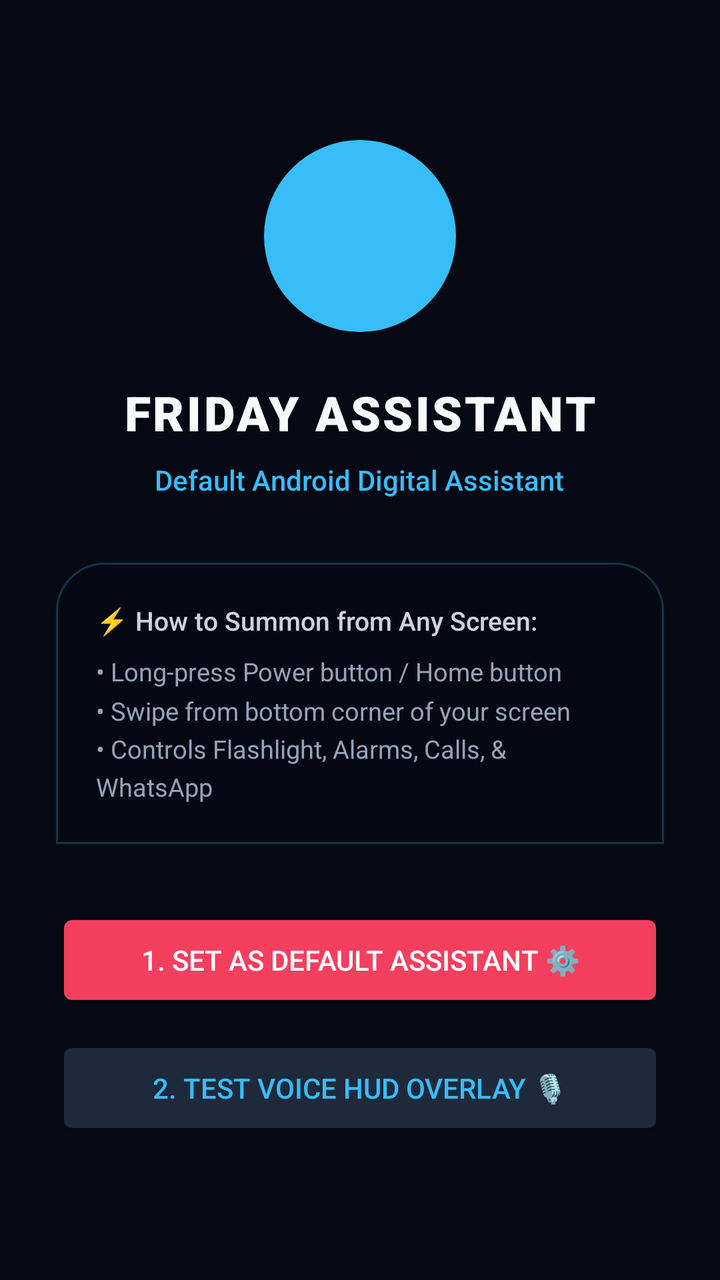
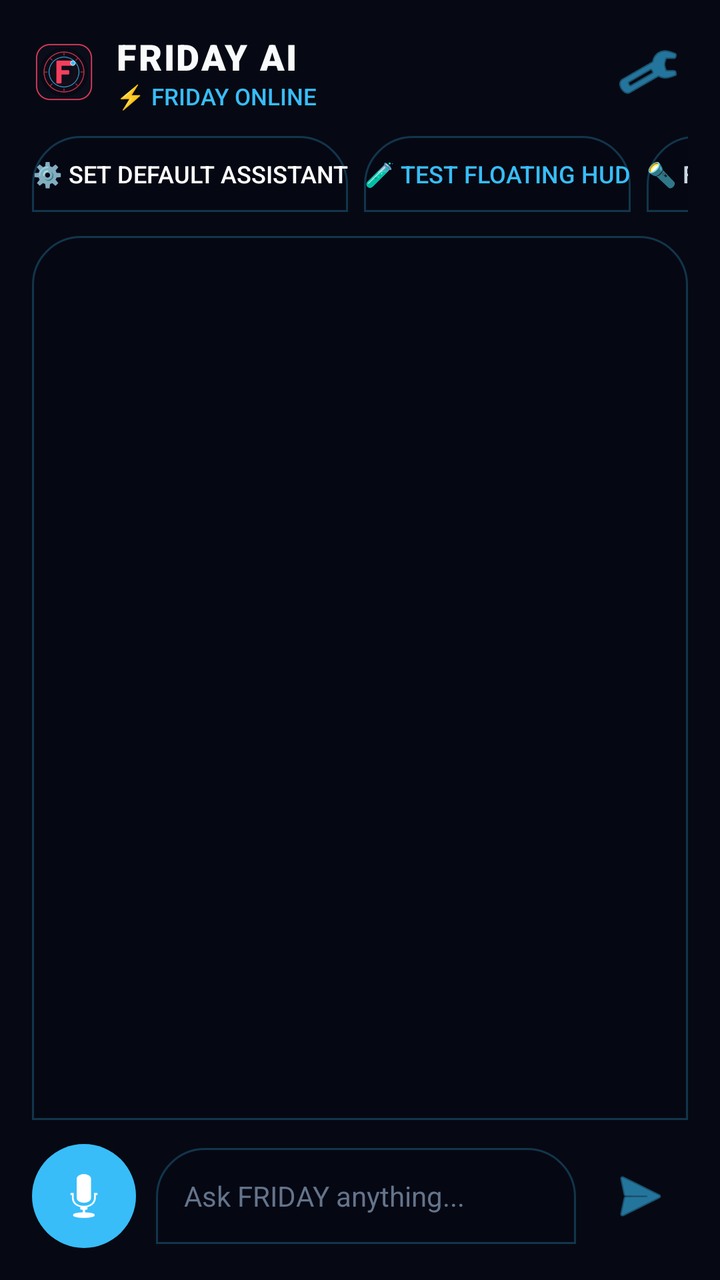

Compare the two renders of this Android layout. The source of the first and the diff that turns it into the second are given below.
<!-- AndroidManifest.xml: application theme android:Theme.DeviceDefault.NoActionBar -->
<!-- res/layout/activity_main.xml -->
<?xml version="1.0" encoding="utf-8"?>
<LinearLayout xmlns:android="http://schemas.android.com/apk/res/android"
    android:layout_width="match_parent"
    android:layout_height="match_parent"
    android:orientation="vertical"
    android:background="#060913"
    android:padding="28dp"
    android:gravity="center">

    
    <ImageView
        android:layout_width="96dp"
        android:layout_height="96dp"
        android:src="@drawable/shape_glowing_dot"
        android:layout_marginBottom="24dp" />

    
    <TextView
        android:layout_width="wrap_content"
        android:layout_height="wrap_content"
        android:text="FRIDAY ASSISTANT"
        android:textColor="#f8fafc"
        android:textSize="24sp"
        android:fontFamily="sans-serif-black"
        android:letterSpacing="0.05"
        android:layout_marginBottom="8dp" />

    <TextView
        android:id="@+id/tvAssistantStatus"
        android:layout_width="wrap_content"
        android:layout_height="wrap_content"
        android:text="Default Android Digital Assistant"
        android:textColor="#38bdf8"
        android:textSize="14sp"
        android:fontFamily="sans-serif-medium"
        android:layout_marginBottom="32dp" />

    
    <LinearLayout
        android:layout_width="match_parent"
        android:layout_height="wrap_content"
        android:orientation="vertical"
        android:background="@drawable/bg_assistant_sheet"
        android:padding="20dp"
        android:layout_marginBottom="32dp">

        <TextView
            android:layout_width="wrap_content"
            android:layout_height="wrap_content"
            android:text="⚡ How to Summon from Any Screen:"
            android:textColor="#cbd5e1"
            android:textSize="13sp"
            android:fontFamily="sans-serif-medium"
            android:layout_marginBottom="8dp" />

        <TextView
            android:layout_width="wrap_content"
            android:layout_height="wrap_content"
            android:text="• Long-press Power button / Home button\n• Swipe from bottom corner of your screen\n• Controls Flashlight, Alarms, Calls, &amp; WhatsApp"
            android:textColor="#94a3b8"
            android:textSize="12.5sp"
            android:lineSpacingMultiplier="1.3" />
    </LinearLayout>

    
    <Button
        android:id="@+id/btnSetDefault"
        android:layout_width="match_parent"
        android:layout_height="52dp"
        android:text="1. Set as Default Assistant ⚙️"
        android:textColor="#ffffff"
        android:backgroundTint="#f43f5e"
        android:textSize="14sp"
        android:fontFamily="sans-serif-medium"
        android:layout_marginBottom="12dp" />

    
    <Button
        android:id="@+id/btnTestAssistant"
        android:layout_width="match_parent"
        android:layout_height="52dp"
        android:text="2. Test Voice HUD Overlay 🎙️"
        android:textColor="#38bdf8"
        android:backgroundTint="#1e293b"
        android:textSize="14sp"
        android:fontFamily="sans-serif-medium" />

</LinearLayout>
<!-- resources referenced by this layout -->
<resources>
  <!-- drawable bg_assistant_sheet (drawable) -->
  <?xml version="1.0" encoding="utf-8"?>
  <shape xmlns:android="http://schemas.android.com/apk/res/android"
      android:shape="rectangle">
      <solid android:color="#F2060913" />
      <corners
          android:topLeftRadius="24dp"
          android:topRightRadius="24dp" />
      <stroke
          android:width="1dp"
          android:color="#4038bdf8" />
  </shape>
  <!-- drawable shape_glowing_dot (drawable) -->
  <?xml version="1.0" encoding="utf-8"?>
  <shape xmlns:android="http://schemas.android.com/apk/res/android"
      android:shape="oval">
      <solid android:color="#38bdf8" />
      <size
          android:width="10dp"
          android:height="10dp" />
  </shape>
</resources>

<!-- the commit's change to res/layout/activity_main.xml (unified diff, before → after) -->
@@ -4,85 +4,198 @@
     android:layout_height="match_parent"
     android:orientation="vertical"
     android:background="#060913"
-    android:padding="28dp"
-    android:gravity="center">
-
-    
-    <ImageView
-        android:layout_width="96dp"
-        android:layout_height="96dp"
-        android:src="@drawable/shape_glowing_dot"
-        android:layout_marginBottom="24dp" />
-
-    
-    <TextView
-        android:layout_width="wrap_content"
+    android:padding="16dp">
+
+    
+    <RelativeLayout
+        android:layout_width="match_parent"
         android:layout_height="wrap_content"
-        android:text="FRIDAY ASSISTANT"
-        android:textColor="#f8fafc"
-        android:textSize="24sp"
-        android:fontFamily="sans-serif-black"
-        android:letterSpacing="0.05"
-        android:layout_marginBottom="8dp" />
-
-    <TextView
-        android:id="@+id/tvAssistantStatus"
-        android:layout_width="wrap_content"
-        android:layout_height="wrap_content"
-        android:text="Default Android Digital Assistant"
-        android:textColor="#38bdf8"
-        android:textSize="14sp"
-        android:fontFamily="sans-serif-medium"
-        android:layout_marginBottom="32dp" />
-
-    
-    <LinearLayout
-        android:layout_width="match_parent"
-        android:layout_height="wrap_content"
-        android:orientation="vertical"
-        android:background="@drawable/bg_assistant_sheet"
-        android:padding="20dp"
-        android:layout_marginBottom="32dp">
-
-        <TextView
+        android:layout_marginBottom="12dp">
+
+        <LinearLayout
             android:layout_width="wrap_content"
             android:layout_height="wrap_content"
-            android:text="⚡ How to Summon from Any Screen:"
-            android:textColor="#cbd5e1"
-            android:textSize="13sp"
-            android:fontFamily="sans-serif-medium"
-            android:layout_marginBottom="8dp" />
-
-        <TextView
+            android:orientation="horizontal"
+            android:gravity="center_vertical"
+            android:layout_alignParentStart="true">
+
+            <ImageView
+                android:layout_width="32dp"
+                android:layout_height="32dp"
+                android:src="@mipmap/ic_launcher"
+                android:layout_marginEnd="10dp" />
+
+            <LinearLayout
+                android:layout_width="wrap_content"
+                android:layout_height="wrap_content"
+                android:orientation="vertical">
+
+                <TextView
+                    android:layout_width="wrap_content"
+                    android:layout_height="wrap_content"
+                    android:text="FRIDAY AI"
+                    android:textColor="#f8fafc"
+                    android:textSize="18sp"
+                    android:fontFamily="sans-serif-black"
+                    android:letterSpacing="0.05" />
+
+                <TextView
+                    android:id="@+id/tvStatus"
+                    android:layout_width="wrap_content"
+                    android:layout_height="wrap_content"
+                    android:text="⚡ FRIDAY ONLINE"
+                    android:textColor="#38bdf8"
+                    android:textSize="11.5sp"
+                    android:fontFamily="sans-serif-medium" />
+            </LinearLayout>
+        </LinearLayout>
+
+        <ImageButton
+            android:id="@+id/btnSettings"
+            android:layout_width="40dp"
+            android:layout_height="40dp"
+            android:background="?android:attr/selectableItemBackgroundBorderless"
+            android:src="@android:drawable/ic_menu_preferences"
+            android:tint="#38bdf8"
+            android:layout_alignParentEnd="true"
+            android:contentDescription="Settings" />
+    </RelativeLayout>
+
+    
+    <HorizontalScrollView
+        android:layout_width="match_parent"
+        android:layout_height="wrap_content"
+        android:scrollbars="none"
+        android:layout_marginBottom="12dp">
+
+        <LinearLayout
             android:layout_width="wrap_content"
             android:layout_height="wrap_content"
-            android:text="• Long-press Power button / Home button\n• Swipe from bottom corner of your screen\n• Controls Flashlight, Alarms, Calls, &amp; WhatsApp"
-            android:textColor="#94a3b8"
-            android:textSize="12.5sp"
-            android:lineSpacingMultiplier="1.3" />
+            android:orientation="horizontal">
+
+            <Button
+                android:id="@+id/chipSetDefault"
+                android:layout_width="wrap_content"
+                android:layout_height="38dp"
+                android:text="⚙️ Set Default Assistant"
+                android:textColor="#ffffff"
+                android:background="@drawable/bg_assistant_sheet"
+                android:textSize="12sp"
+                android:layout_marginEnd="8dp" />
+
+            <Button
+                android:id="@+id/chipTestOverlay"
+                android:layout_width="wrap_content"
+                android:layout_height="38dp"
+                android:text="🧪 Test Floating HUD"
+                android:textColor="#38bdf8"
+                android:background="@drawable/bg_assistant_sheet"
+                android:textSize="12sp"
+                android:layout_marginEnd="8dp" />
+
+            <Button
+                android:id="@+id/chipFlashlight"
+                android:layout_width="wrap_content"
+                android:layout_height="38dp"
+                android:text="🔦 Flashlight"
+                android:textColor="#cbd5e1"
+                android:background="@drawable/bg_assistant_sheet"
+                android:textSize="12sp"
+                android:layout_marginEnd="8dp" />
+
+            <Button
+                android:id="@+id/chipTimer"
+                android:layout_width="wrap_content"
+                android:layout_height="38dp"
+                android:text="⏰ 10m Timer"
+                android:textColor="#cbd5e1"
+                android:background="@drawable/bg_assistant_sheet"
+                android:textSize="12sp"
+                android:layout_marginEnd="8dp" />
+
+            <Button
+                android:id="@+id/chipAlarm"
+                android:layout_width="wrap_content"
+                android:layout_height="38dp"
+                android:text="⏰ 7 AM Alarm"
+                android:textColor="#cbd5e1"
+                android:background="@drawable/bg_assistant_sheet"
+                android:textSize="12sp" />
+        </LinearLayout>
+    </HorizontalScrollView>
+
+    
+    <ScrollView
+        android:id="@+id/chatScrollView"
+        android:layout_width="match_parent"
+        android:layout_height="0dp"
+        android:layout_weight="1"
+        android:background="@drawable/bg_assistant_sheet"
+        android:padding="14dp"
+        android:layout_marginBottom="12dp">
+
+        <LinearLayout
+            android:id="@+id/chatContainer"
+            android:layout_width="match_parent"
+            android:layout_height="wrap_content"
+            android:orientation="vertical" />
+    </ScrollView>
+
+    
+    <LinearLayout
+        android:layout_width="match_parent"
+        android:layout_height="wrap_content"
+        android:orientation="horizontal"
+        android:gravity="center_vertical">
+
+        
+        <FrameLayout
+            android:layout_width="52dp"
+            android:layout_height="52dp"
+            android:layout_marginEnd="10dp">
+
+            <View
+                android:id="@+id/orbGlow"
+                android:layout_width="52dp"
+                android:layout_height="52dp"
+                android:background="@drawable/shape_glowing_dot" />
+
+            <ImageButton
+                android:id="@+id/btnVoice"
+                android:layout_width="44dp"
+                android:layout_height="44dp"
+                android:layout_gravity="center"
+                android:background="?android:attr/selectableItemBackgroundBorderless"
+                android:src="@android:drawable/ic_btn_speak_now"
+                android:tint="#ffffff"
+                android:contentDescription="Voice" />
+        </FrameLayout>
+
+        
+        <EditText
+            android:id="@+id/etInput"
+            android:layout_width="0dp"
+            android:layout_height="48dp"
+            android:layout_weight="1"
+            android:background="@drawable/bg_assistant_sheet"
+            android:hint="Ask FRIDAY anything..."
+            android:textColorHint="#64748b"
+            android:textColor="#f8fafc"
+            android:paddingStart="14dp"
+            android:paddingEnd="14dp"
+            android:textSize="14sp"
+            android:singleLine="true" />
+
+        
+        <ImageButton
+            android:id="@+id/btnSend"
+            android:layout_width="48dp"
+            android:layout_height="48dp"
+            android:background="?android:attr/selectableItemBackgroundBorderless"
+            android:src="@android:drawable/ic_menu_send"
+            android:tint="#38bdf8"
+            android:layout_marginStart="8dp"
+            android:contentDescription="Send" />
     </LinearLayout>
 
-    
-    <Button
-        android:id="@+id/btnSetDefault"
-        android:layout_width="match_parent"
-        android:layout_height="52dp"
-        android:text="1. Set as Default Assistant ⚙️"
-        android:textColor="#ffffff"
-        android:backgroundTint="#f43f5e"
-        android:textSize="14sp"
-        android:fontFamily="sans-serif-medium"
-        android:layout_marginBottom="12dp" />
-
-    
-    <Button
-        android:id="@+id/btnTestAssistant"
-        android:layout_width="match_parent"
-        android:layout_height="52dp"
-        android:text="2. Test Voice HUD Overlay 🎙️"
-        android:textColor="#38bdf8"
-        android:backgroundTint="#1e293b"
-        android:textSize="14sp"
-        android:fontFamily="sans-serif-medium" />
-
 </LinearLayout>
<!-- resource entries referenced after the edit -->
@@ -21,5 +21,6 @@
           android:width="10dp"
           android:height="10dp" />
   </shape>
+  <!-- mipmap ic_launcher: png bitmap (mipmap-hdpi, 9898 bytes) -->
 </resources>
 
